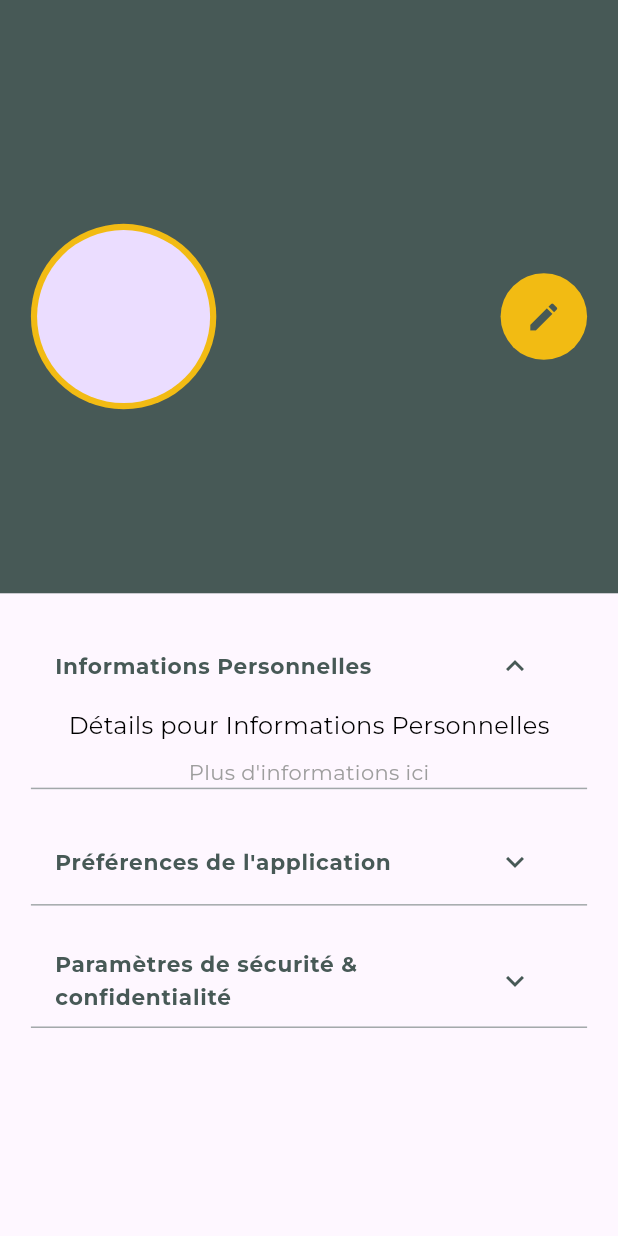
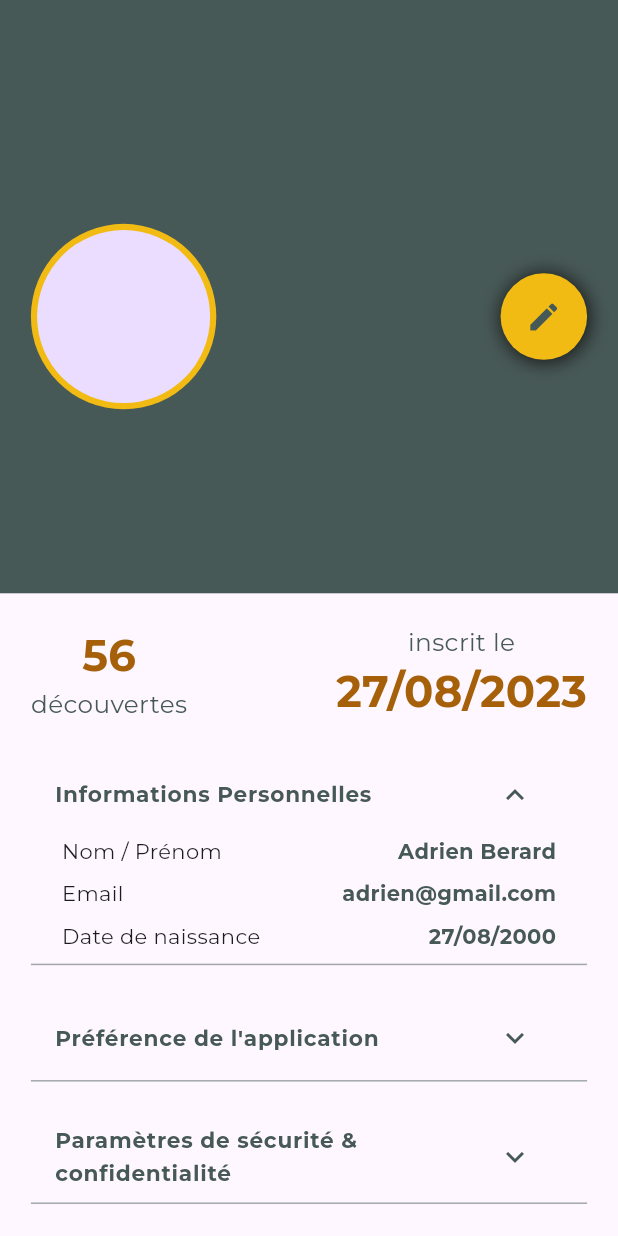
Before and after one commit to Adrizen89/SEEKER, a Flutter app: the ProfilScreen screen opened directly, after a tap on the "keyboard arrow down" icon, on a phone screen of 412 x 824 dp. Run offline on Flutter 3.47's test engine with Material 3 defaults, Android fonts, the light colour scheme and no system bars; our stand-ins replace cloud_firestore, firebase_auth, firebase_core, firebase_storage, flutter_map, geolocator and 3 more; accounts and stored records are empty.

Commit message:
Add section for profil

```diff
--- a/seeker_app/lib/providers/user_data_provider.dart
+++ b/seeker_app/lib/providers/user_data_provider.dart
@@ -13,7 +13,7 @@ class UserProvider extends ChangeNotifier {
           lastName: '',
           dateNaissance: '',
           biography: '',
-          photoUrl: null,
+          photoUrl: '',
         );
 
   UserProfile get userProfile => _userProfile;
@@ -37,7 +37,7 @@ class UserProvider extends ChangeNotifier {
           lastName: userData['lastName'] ?? '',
           dateNaissance: userData['dateNaissance'] ?? '',
           biography: userData['biography'] ?? '',
-          photoUrl: userData['photoUrl'],
+          photoUrl: userData['photoUrl'] ?? '',
         ));
       } else {
         print("Aucun document trouvé pour l'uid : $uid");
--- a/seeker_app/lib/views/profile/profil_screen.dart
+++ b/seeker_app/lib/views/profile/profil_screen.dart
@@ -1,3 +1,4 @@
+import 'package:flutter/cupertino.dart';
 import 'package:flutter/material.dart';
 import 'package:flutter/widgets.dart';
 import 'package:provider/provider.dart';
@@ -5,6 +6,7 @@ import 'package:seeker_app/constants/colors.dart';
 import 'package:seeker_app/constants/size.dart';
 import 'package:seeker_app/models/user_model.dart';
 import 'package:seeker_app/providers/user_data_provider.dart';
+import 'package:seeker_app/widgets/custom_section_profil.dart';
 import 'package:seeker_app/widgets/custom_text.dart';
 
 class ProfilScreen extends StatefulWidget {
@@ -15,10 +17,6 @@ class ProfilScreen extends StatefulWidget {
 }
 
 class _ProfilScreenState extends State<ProfilScreen> {
-  bool _isExpandedInfos = false;
-  bool _isExpandedPrefs = false;
-  bool _isExpandedSecurity = false;
-
   @override
   Widget build(BuildContext context) {
     final userProfile = Provider.of<UserProvider>(context).userProfile;
@@ -28,25 +26,50 @@ class _ProfilScreenState extends State<ProfilScreen> {
         child: Column(
           children: [
             buildProfileHeader(userProfile),
-            buildInformationSection(
-                "Informations Personnelles", _isExpandedInfos, () {
-              setState(() {
-                _isExpandedInfos = !_isExpandedInfos;
-              });
-            }),
-            buildInformationSection(
-                "Préférences de l'application", _isExpandedPrefs, () {
-              setState(() {
-                _isExpandedPrefs = !_isExpandedPrefs;
-              });
-            }),
-            buildInformationSection(
-                "Paramètres de sécurité & confidentialité", _isExpandedSecurity,
-                () {
-              setState(() {
-                _isExpandedSecurity = !_isExpandedSecurity;
-              });
-            }),
+            Padding(
+              padding: EdgeInsets.only(
+                  left: SizeConfig.customPadding(),
+                  right: SizeConfig.customPadding(),
+                  top: SizeConfig.customPadding()),
+              child: Row(
+                mainAxisAlignment: MainAxisAlignment.spaceBetween,
+                children: [
+                  Column(
+                    children: [
+                      CustomTitle(
+                        title: "56",
+                        color: ColorSelect.lastColor,
+                        fontsize: SizeConfig.customFontSizeTitle(),
+                      ),
+                      Text(
+                        'découvertes',
+                        style: TextStyle(
+                            color: ColorSelect.mainColor,
+                            fontSize: SizeConfig.customFontSizeText()),
+                      ),
+                    ],
+                  ),
+                  Column(
+                    children: [
+                      Text(
+                        'inscrit le',
+                        style: TextStyle(
+                            color: ColorSelect.mainColor,
+                            fontSize: SizeConfig.customFontSizeText()),
+                      ),
+                      CustomTitle(
+                        title: "27/08/2023",
+                        color: ColorSelect.lastColor,
+                        fontsize: SizeConfig.customFontSizeTitle(),
+                      ),
+                    ],
+                  )
+                ],
+              ),
+            ),
+            SectionInfosPersos(),
+            SectionPrefApp(),
+            SectionParamsSecuConf()
           ],
         ),
       ),
@@ -70,11 +93,26 @@ class _ProfilScreenState extends State<ProfilScreen> {
                 radius: SizeConfig.screenWidth * 0.15,
                 child: CircleAvatar(radius: SizeConfig.screenWidth * 0.14),
               ),
-              CircleAvatar(
-                backgroundColor: ColorSelect.secondaryColor,
-                radius: SizeConfig.screenWidth * 0.07,
-                child: Icon(Icons.edit, color: ColorSelect.mainColor),
-              )
+              GestureDetector(
+                  onTap: () {},
+                  child: Container(
+                    decoration: BoxDecoration(boxShadow: [
+                      BoxShadow(
+                        color: Color.fromARGB(255, 24, 24, 24),
+                        offset: const Offset(
+                          1.0,
+                          1.0,
+                        ),
+                        blurRadius: 10.0,
+                        spreadRadius: 1.0,
+                      )
+                    ], borderRadius: BorderRadius.circular(300)),
+                    child: CircleAvatar(
+                      backgroundColor: ColorSelect.secondaryColor,
+                      radius: SizeConfig.screenWidth * 0.07,
+                      child: Icon(Icons.edit, color: ColorSelect.mainColor),
+                    ),
+                  ))
             ],
           ),
           SizedBox(height: SizeConfig.screenHeight * 0.02),
@@ -95,52 +133,4 @@ class _ProfilScreenState extends State<ProfilScreen> {
       ),
     );
   }
-
-  Widget buildInformationSection(
-      String title, bool isExpanded, VoidCallback toggle) {
-    return Padding(
-      padding: EdgeInsets.only(
-          left: SizeConfig.customPadding(),
-          right: SizeConfig.customPadding(),
-          top: SizeConfig.customPadding()),
-      child: Container(
-        decoration: BoxDecoration(
-            border: Border(
-                bottom:
-                    BorderSide(color: ColorSelect.mainColor.withOpacity(0.5)))),
-        child: Column(
-          children: [
-            ListTile(
-              title: CustomTitle(
-                color: ColorSelect.mainColor,
-                title: title,
-                fontsize: SizeConfig.screenWidth * 0.035,
-              ),
-              trailing: IconButton(
-                onPressed: toggle,
-                icon: Icon(
-                  isExpanded
-                      ? Icons.keyboard_arrow_up
-                      : Icons.keyboard_arrow_down,
-                  color: ColorSelect.mainColor,
-                ),
-              ),
-            ),
-            Visibility(
-              visible: isExpanded,
-              child: Column(
-                children: [
-                  Text("Détails pour $title",
-                      style: TextStyle(color: Colors.black, fontSize: 16)),
-                  SizedBox(height: 10),
-                  Text("Plus d'informations ici",
-                      style: TextStyle(color: Colors.grey, fontSize: 14)),
-                ],
-              ),
-            ),
-          ],
-        ),
-      ),
-    );
-  }
 }
--- /dev/null
+++ b/seeker_app/lib/widgets/custom_section_profil.dart
@@ -0,0 +1,300 @@
+import 'package:flutter/material.dart';
+import 'package:seeker_app/constants/colors.dart';
+import 'package:seeker_app/constants/size.dart';
+import 'package:seeker_app/widgets/custom_text.dart';
+
+// SECTION INFORMATIONS PERSONNELLES
+class SectionInfosPersos extends StatefulWidget {
+  const SectionInfosPersos({super.key});
+
+  @override
+  State<SectionInfosPersos> createState() => _SectionInfosPersosState();
+}
+
+class _SectionInfosPersosState extends State<SectionInfosPersos> {
+  bool isExpanded = false;
+
+  @override
+  Widget build(BuildContext context) {
+    return Padding(
+      padding: EdgeInsets.only(
+          left: SizeConfig.customPadding(),
+          right: SizeConfig.customPadding(),
+          top: SizeConfig.customPadding()),
+      child: Container(
+        decoration: BoxDecoration(
+            border: Border(
+                bottom:
+                    BorderSide(color: ColorSelect.mainColor.withOpacity(0.5)))),
+        child: Column(
+          children: [
+            ListTile(
+              title: CustomTitle(
+                color: ColorSelect.mainColor,
+                title: "Informations Personnelles",
+                fontsize: SizeConfig.screenWidth * 0.035,
+              ),
+              trailing: IconButton(
+                onPressed: () {
+                  setState(() {
+                    isExpanded = !isExpanded;
+                  });
+                },
+                icon: Icon(
+                  isExpanded
+                      ? Icons.keyboard_arrow_up
+                      : Icons.keyboard_arrow_down,
+                  color: ColorSelect.mainColor,
+                ),
+              ),
+            ),
+            Visibility(
+                visible: isExpanded,
+                child: Padding(
+                  padding: EdgeInsets.only(
+                      left: SizeConfig.customPadding(),
+                      right: SizeConfig.customPadding()),
+                  child: Column(
+                    children: [
+                      Container(
+                        child: Row(
+                          mainAxisAlignment: MainAxisAlignment.spaceBetween,
+                          children: [
+                            Text("Nom / Prénom"),
+                            CustomTitle(
+                              title: 'Adrien Berard',
+                              color: ColorSelect.mainColor,
+                            )
+                          ],
+                        ),
+                      ),
+                      SizedBox(height: SizeConfig.screenHeight * 0.01),
+                      Container(
+                        child: Row(
+                          mainAxisAlignment: MainAxisAlignment.spaceBetween,
+                          children: [
+                            Text("Email"),
+                            CustomTitle(
+                                title: 'adrien@gmail.com',
+                                color: ColorSelect.mainColor)
+                          ],
+                        ),
+                      ),
+                      SizedBox(height: SizeConfig.screenHeight * 0.01),
+                      Container(
+                        child: Row(
+                          mainAxisAlignment: MainAxisAlignment.spaceBetween,
+                          children: [
+                            Text("Date de naissance"),
+                            CustomTitle(
+                                title: '27/08/2000',
+                                color: ColorSelect.mainColor)
+                          ],
+                        ),
+                      ),
+                      SizedBox(height: SizeConfig.screenHeight * 0.01),
+                    ],
+                  ),
+                )),
+          ],
+        ),
+      ),
+    );
+  }
+}
+
+// SECTION PREFERENCE APPLICATION
+class SectionPrefApp extends StatefulWidget {
+  const SectionPrefApp({super.key});
+
+  @override
+  State<SectionPrefApp> createState() => _SectionPrefAppState();
+}
+
+class _SectionPrefAppState extends State<SectionPrefApp> {
+  bool isExpanded = false;
+  bool isSwitchedNotif = false;
+  bool isSwitchedMode = false;
+
+  @override
+  Widget build(BuildContext context) {
+    return Padding(
+      padding: EdgeInsets.only(
+          left: SizeConfig.customPadding(),
+          right: SizeConfig.customPadding(),
+          top: SizeConfig.customPadding()),
+      child: Container(
+        decoration: BoxDecoration(
+            border: Border(
+                bottom:
+                    BorderSide(color: ColorSelect.mainColor.withOpacity(0.5)))),
+        child: Column(
+          children: [
+            ListTile(
+              title: CustomTitle(
+                color: ColorSelect.mainColor,
+                title: "Préférence de l'application",
+                fontsize: SizeConfig.screenWidth * 0.035,
+              ),
+              trailing: IconButton(
+                onPressed: () {
+                  setState(() {
+                    isExpanded = !isExpanded;
+                  });
+                },
+                icon: Icon(
+                  isExpanded
+                      ? Icons.keyboard_arrow_up
+                      : Icons.keyboard_arrow_down,
+                  color: ColorSelect.mainColor,
+                ),
+              ),
+            ),
+            Visibility(
+                visible: isExpanded,
+                child: Padding(
+                  padding: EdgeInsets.only(
+                      left: SizeConfig.customPadding(),
+                      right: SizeConfig.customPadding()),
+                  child: Column(
+                    children: [
+                      Container(
+                        child: Row(
+                          mainAxisAlignment: MainAxisAlignment.spaceBetween,
+                          children: [
+                            Text("Activer les notifications"),
+                            Switch(
+                              value: isSwitchedNotif,
+                              onChanged: (bool value) {
+                                setState(() {
+                                  isSwitchedNotif = value;
+                                  print("Switch is now: $isSwitchedNotif");
+                                });
+                              },
+                              activeTrackColor: ColorSelect.secondaryColor,
+                              activeColor: ColorSelect.mainColor,
+                            )
+                          ],
+                        ),
+                      ),
+                      SizedBox(height: SizeConfig.screenHeight * 0.01),
+                      Container(
+                        child: Row(
+                          mainAxisAlignment: MainAxisAlignment.spaceBetween,
+                          children: [
+                            Text("Mode Sombre"),
+                            Switch(
+                              value: isSwitchedMode,
+                              onChanged: (bool value) {
+                                setState(() {
+                                  isSwitchedMode = value;
+                                  print("Switch is now: $isSwitchedMode");
+                                });
+                              },
+                              activeTrackColor: ColorSelect.secondaryColor,
+                              activeColor: ColorSelect.mainColor,
+                            )
+                          ],
+                        ),
+                      ),
+                      SizedBox(height: SizeConfig.screenHeight * 0.01),
+                    ],
+                  ),
+                )),
+          ],
+        ),
+      ),
+    );
+  }
+}
+
+class SectionParamsSecuConf extends StatefulWidget {
+  const SectionParamsSecuConf({super.key});
+
+  @override
+  State<SectionParamsSecuConf> createState() => _SectionParamsSecuConfState();
+}
+
+class _SectionParamsSecuConfState extends State<SectionParamsSecuConf> {
+  bool isExpanded = false;
+  bool? isSwitched;
+  @override
+  Widget build(BuildContext context) {
+    return Padding(
+      padding: EdgeInsets.only(
+          left: SizeConfig.customPadding(),
+          right: SizeConfig.customPadding(),
+          top: SizeConfig.customPadding()),
+      child: Container(
+        decoration: BoxDecoration(
+            border: Border(
+                bottom:
+                    BorderSide(color: ColorSelect.mainColor.withOpacity(0.5)))),
+        child: Column(
+          children: [
+            ListTile(
+              title: CustomTitle(
+                color: ColorSelect.mainColor,
+                title: "Paramètres de sécurité & confidentialité",
+                fontsize: SizeConfig.screenWidth * 0.035,
+              ),
+              trailing: IconButton(
+                onPressed: () {
+                  setState(() {
+                    isExpanded = !isExpanded;
+                  });
+                },
+                icon: Icon(
+                  isExpanded
+                      ? Icons.keyboard_arrow_up
+                      : Icons.keyboard_arrow_down,
+                  color: ColorSelect.mainColor,
+                ),
+              ),
+            ),
+            Visibility(
+                visible: isExpanded,
+                child: Padding(
+                  padding: EdgeInsets.only(
+                      left: SizeConfig.customPadding(),
+                      right: SizeConfig.customPadding()),
+                  child: Column(
+                    children: [
+                      Container(
+                        child: Row(
+                          mainAxisAlignment: MainAxisAlignment.spaceBetween,
+                          children: [
+                            Text("Changer mot de passe"),
+                            Text('Adrien Berard')
+                          ],
+                        ),
+                      ),
+                      SizedBox(height: SizeConfig.screenHeight * 0.01),
+                      Container(
+                        child: Row(
+                          mainAxisAlignment: MainAxisAlignment.spaceBetween,
+                          children: [
+                            Text("Changer email"),
+                            Text('adrien@gmail.com')
+                          ],
+                        ),
+                      ),
+                      SizedBox(height: SizeConfig.screenHeight * 0.01),
+                      Container(
+                        child: Row(
+                          mainAxisAlignment: MainAxisAlignment.spaceBetween,
+                          children: [
+                            Text("Politique de confidentialité des données"),
+                          ],
+                        ),
+                      ),
+                      SizedBox(height: SizeConfig.screenHeight * 0.01),
+                    ],
+                  ),
+                )),
+          ],
+        ),
+      ),
+    );
+  }
+}
```
Also changed, not shown: seeker_app/lib/views/discovery/discovery_detail_screen.dart (deleted).
